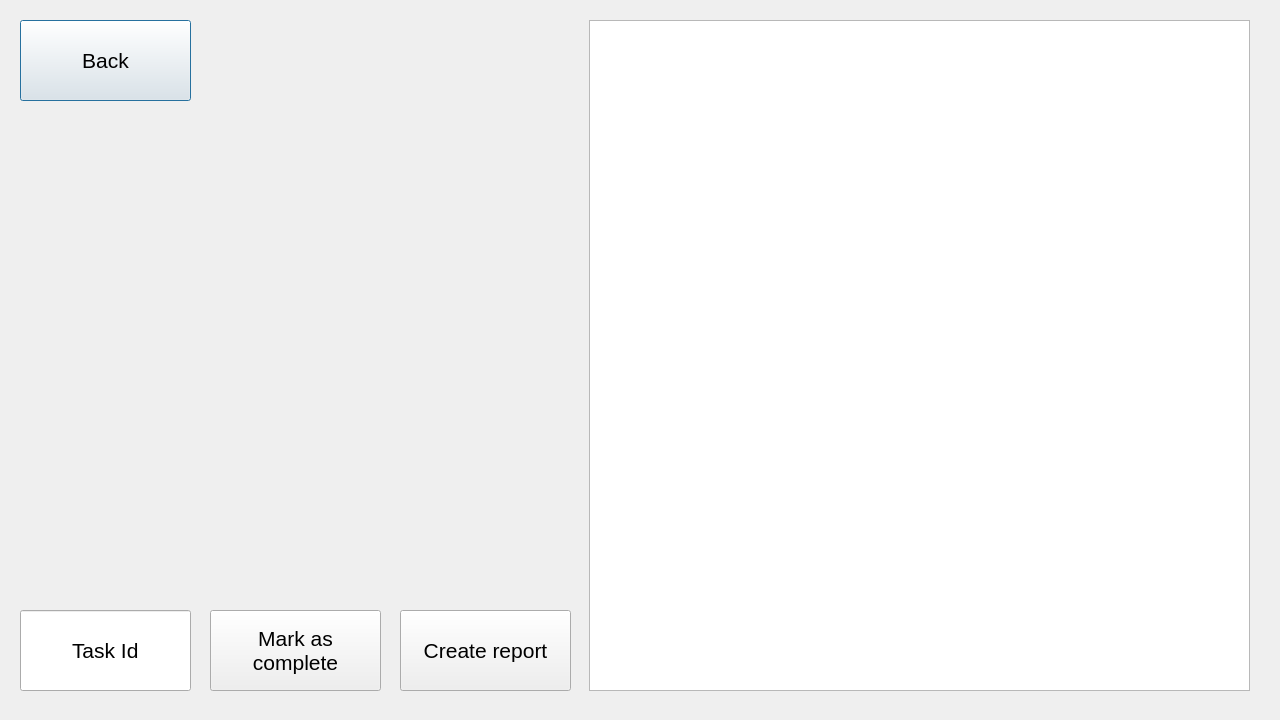
Before: the Qt Designer form Sem_2/Labs/automated_workstation/ChiefDesk/tasksviewforemployee.ui in Meidori/PSTU_Labs_2023, drawn with Qt 5.
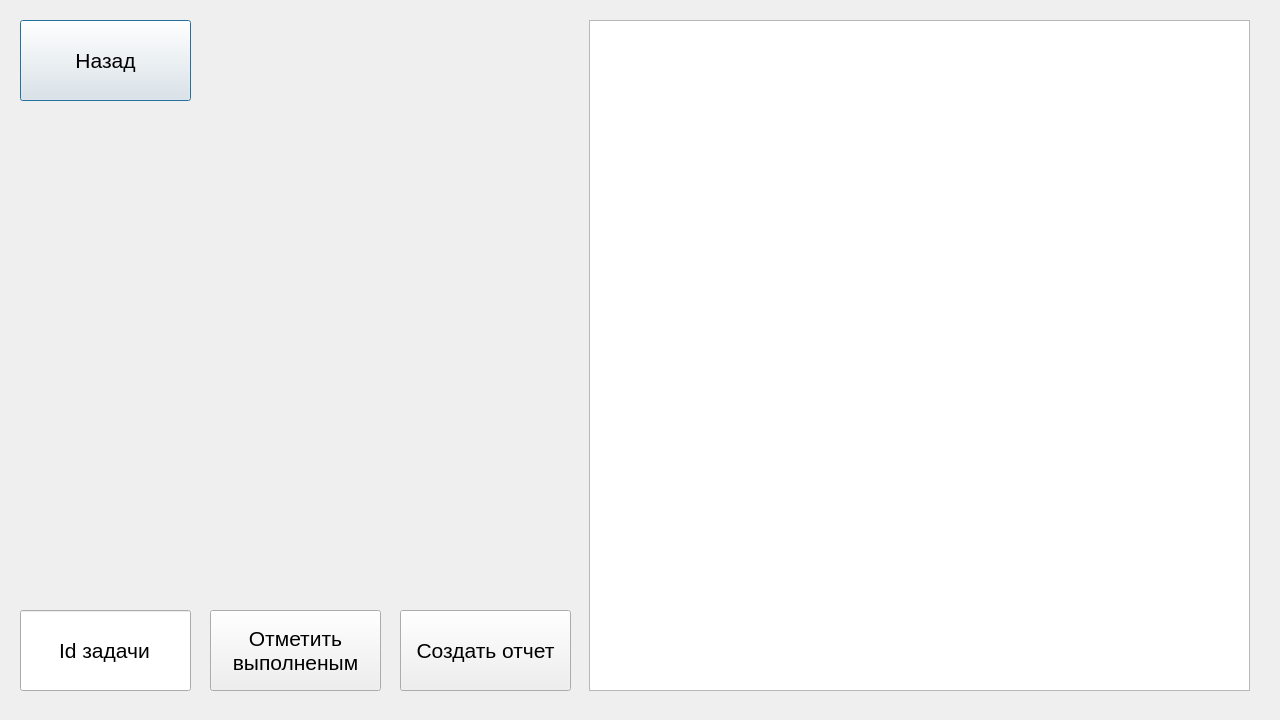
After: the same form once the commit is applied.

The edit to the form file:
```diff
--- a/Sem_2/Labs/automated_workstation/ChiefDesk/tasksviewforemployee.ui
+++ b/Sem_2/Labs/automated_workstation/ChiefDesk/tasksviewforemployee.ui
@@ -28,7 +28,7 @@
     </font>
    </property>
    <property name="text">
-    <string>Back</string>
+    <string>Назад</string>
    </property>
   </widget>
   <widget class="QTableView" name="tasksTableView">
@@ -56,7 +56,7 @@
     </font>
    </property>
    <property name="text">
-    <string>Task Id</string>
+    <string>Id задачи</string>
    </property>
    <property name="alignment">
     <set>Qt::AlignCenter</set>
@@ -77,8 +77,8 @@
     </font>
    </property>
    <property name="text">
-    <string>Mark as
-complete</string>
+    <string>Отметить
+выполненым</string>
    </property>
   </widget>
   <widget class="QPushButton" name="reportBtn">
@@ -96,7 +96,7 @@
     </font>
    </property>
    <property name="text">
-    <string>Create report</string>
+    <string>Создать отчет</string>
    </property>
   </widget>
  </widget>
```
